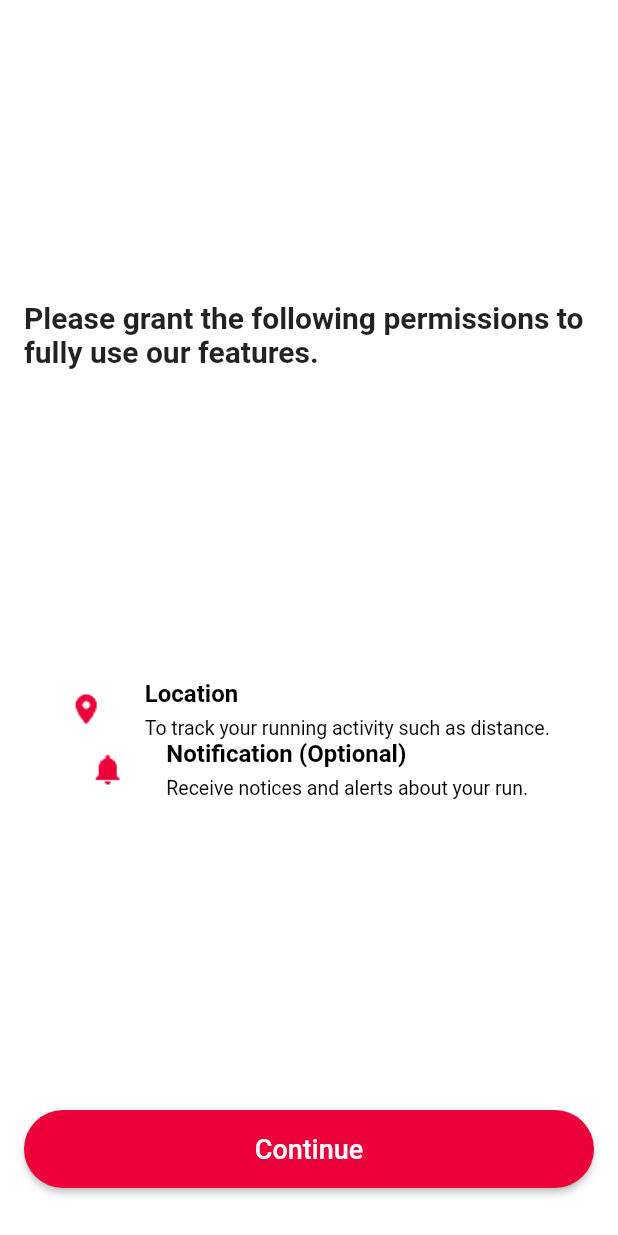
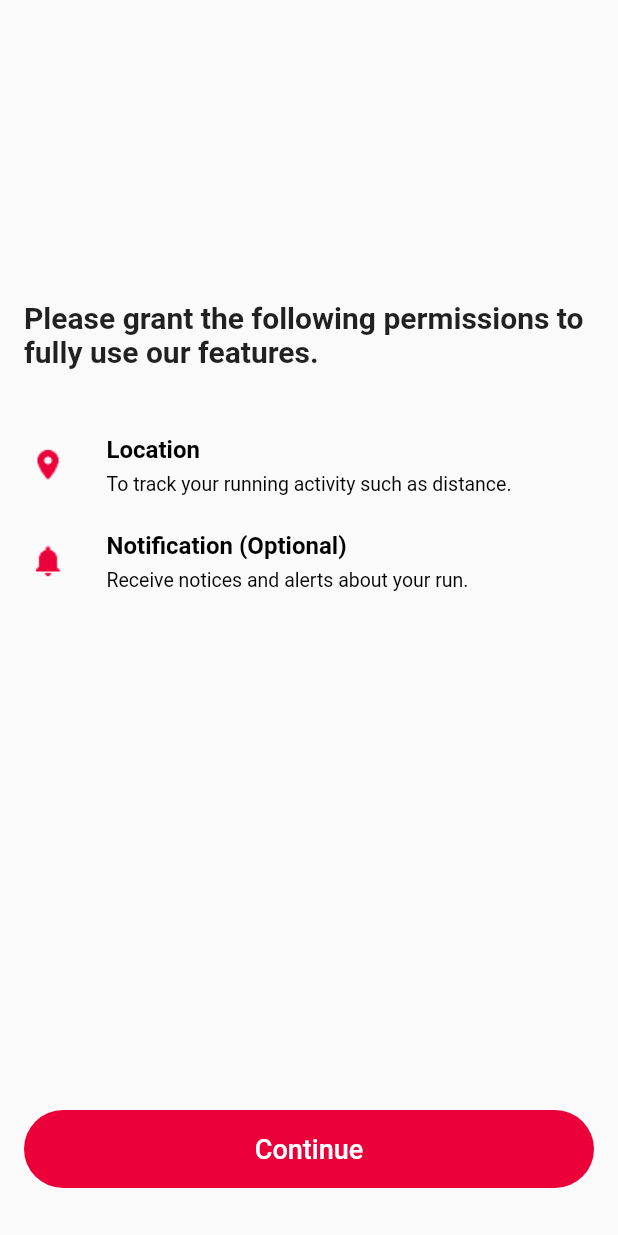
Before and after one commit to JasonHwangBeflex/BeflexFlutterApp, a Flutter app: the GrantPermissionBody widget shown alone on an empty page, opened directly, after a tap on "Continue", on a phone screen of 412 x 824 dp. Run offline on Flutter 3.47's test engine with Material 2 defaults, Android fonts, the phone set to English and light mode, and no system bars.

Commit message:
Add loginSignupPage

```diff
--- a/lib/homeScreen.dart
+++ b/lib/homeScreen.dart
@@ -1,10 +1,17 @@
 import 'dart:ui' as prefix0;
 
+import 'package:flutter/cupertino.dart';
+import 'package:flutter/foundation.dart';
 import 'package:flutter/material.dart';
 
 import 'main.dart';
 
 Color mainBackgroundColor = Colors.white;
+
+enum ButtonTypeEnum {
+  redButton,
+  whiteButton,
+}
 
 class HomeScreen extends StatefulWidget {
   @override
@@ -22,13 +29,37 @@ class _HomeScreenState extends State<HomeScreen> {
 
   @override
   Widget build(BuildContext context) {
-    return new Scaffold(
-      backgroundColor: mainBackgroundColor,
-      body: new Center(
-        child: GrantPermissionBody(context),
+    return new MaterialApp(
+      debugShowCheckedModeBanner: false,
+      color: mainBackgroundColor,
+      home: new Scaffold(
+        body: GrantPermissionBody(context),
       ),
     );
   }
+}
+
+Widget mainContent() {
+  return new Container(
+    child: Flex(
+      direction: Axis.vertical,
+      mainAxisAlignment: MainAxisAlignment.center,
+      crossAxisAlignment: CrossAxisAlignment.center,
+      mainAxisSize: MainAxisSize.max,
+      children: <Widget>[
+        Container(
+          child: Text(
+              'Please grant the following permissions to fully use our features.',
+              style: TextStyle(
+                fontWeight: FontWeight.bold,
+                fontSize: 20,
+              )),
+          margin: EdgeInsets.only(left: 16, right: 16, bottom: 22, top: 200),
+        ),
+        contentBundle(),
+      ],
+    ),
+  );
 }
 
 Widget GrantPermissionBody(BuildContext context) {
@@ -37,51 +68,88 @@ Widget GrantPermissionBody(BuildContext context) {
     mainAxisAlignment: MainAxisAlignment.spaceBetween,
     crossAxisAlignment: CrossAxisAlignment.center,
     children: <Widget>[
+      mainContent(),
       Container(
-        child: Text(
-            'Please grant the following permissions to fully use our features.',
-            style: TextStyle(
-              fontWeight: FontWeight.bold,
-              fontSize: 20,
-            )),
-        margin: EdgeInsets.only(left: 16, right: 16, top: 200),
-      ),
-      contentBundle(),
-      ExtendedButton(context)
+        child: ExtendedButton(context, 'Continue', '/LoginSignup'),
+        margin: EdgeInsets.only(bottom: 32),
+      )
     ],
   );
 }
 
-Widget ExtendedButton(BuildContext context) {
-  void onPressedEvent() {}
+Widget ExtendedButton(BuildContext context, String buttonText, String navPath,
+    [ButtonTypeEnum buttonType]) {
+  void onPressedEvent(navPath) {
+    Navigator.of(context).pushReplacementNamed(navPath);
+  }
+
+  Color buttonColor(buttonType) {
+    switch (buttonType) {
+      case ButtonTypeEnum.redButton:
+        return mainColor;
+      case ButtonTypeEnum.whiteButton:
+        return Colors.white;
+      default:
+        return mainColor;
+    }
+  }
+
+  Color buttonTextColor(buttonType) {
+    switch (buttonType) {
+      case ButtonTypeEnum.redButton:
+        return mainBackgroundColor;
+      case ButtonTypeEnum.whiteButton:
+        return mainColor;
+      default:
+        return mainBackgroundColor;
+    }
+  }
+
+  Color buttonBorderColor(buttonType) {
+    switch (buttonType) {
+      case ButtonTypeEnum.redButton:
+        return Colors.transparent;
+      case ButtonTypeEnum.whiteButton:
+        return mainColor;
+      default:
+        return Colors.transparent;
+    }
+  }
 
   return new Container(
     child: ButtonTheme(
       minWidth: MediaQuery.of(context).size.width - 32,
       height: 52,
-      child: RaisedButton(
-        onPressed: () => onPressedEvent(),
+      child: FlatButton(
+        color: buttonColor(buttonType),
+        onPressed: () => onPressedEvent(navPath),
         child: Text(
-          'Continue',
+          buttonText,
           style: TextStyle(
             fontSize: 18,
-            color: mainBackgroundColor,
+            color: buttonTextColor(buttonType),
           ),
         ),
-        color: mainColor,
         shape: RoundedRectangleBorder(
-            borderRadius: new BorderRadius.circular(50.0)),
+          borderRadius: new BorderRadius.circular(50.0),
+          side: BorderSide(color: buttonBorderColor(buttonType), width: 2),
         ),
       ),
-    margin: EdgeInsets.only(bottom: 32),
+    ),
   );
 }
 
 Widget contentBundle() {
-  return new Flex(
+  return new Container(
+    margin: EdgeInsets.only(
+      left: 20,
+      top: 22,
+    ),
+    child: Flex(
       direction: Axis.vertical,
-    mainAxisAlignment: MainAxisAlignment.start,
-    crossAxisAlignment: CrossAxisAlignment.start,
+      mainAxisAlignment: MainAxisAlignment.center,
+      crossAxisAlignment: CrossAxisAlignment.center,
+      mainAxisSize: MainAxisSize.max,
       children: <Widget>[
         GrantPermissonContent('assets/images/getpermissionpageLocation.png',
             'Location', 'To track your running activity such as distance.'),
@@ -90,14 +158,16 @@ Widget contentBundle() {
             'Notification (Optional)',
             'Receive notices and alerts about your run.'),
       ],
+    ),
   );
 }
 
 Widget GrantPermissonContent(
     String imagePath, String titleText, String contentText) {
-  return new Flex(
+  return new Container(
+    margin: EdgeInsets.only(bottom: 24),
+    child: Flex(
       direction: Axis.horizontal,
-    mainAxisAlignment: MainAxisAlignment.spaceEvenly,
       children: <Widget>[
         Flex(
           direction: Axis.horizontal,
@@ -133,7 +203,8 @@ Widget GrantPermissonContent(
               ),
             )
           ],
-      )
+        ),
       ],
+    ),
   );
 }
--- /dev/null
+++ b/lib/loginSignupPage.dart
@@ -0,0 +1,117 @@
+import 'package:BeflexFlutterApp/main.dart';
+import 'package:flutter/material.dart';
+
+import 'homeScreen.dart';
+
+String assetPath = 'assets/images/';
+
+class LoginSignup extends StatefulWidget {
+  @override
+  _LoginSignupState createState() => _LoginSignupState();
+}
+
+class _LoginSignupState extends State<LoginSignup> {
+  @override
+  Widget build(BuildContext context) {
+    return MaterialApp(
+      debugShowCheckedModeBanner: false,
+      color: mainColor,
+      home: new Scaffold(
+        body: loginSignupBackGround(context),
+      ),
+    );
+  }
+}
+
+Widget loginSignupBackGround(BuildContext context) {
+  return Container(
+      width: MediaQuery.of(context).size.width,
+      height: MediaQuery.of(context).size.height,
+      decoration: new BoxDecoration(
+        image: new DecorationImage(
+            image: new AssetImage(assetPath + 'StartImage.png'),
+            fit: BoxFit.fill),
+      ),
+      child: Stack(
+        children: <Widget>[
+          mainTitle(),
+          bottomButton(context),
+        ],
+      ));
+}
+
+Widget mainTitle() {
+  return Flex(
+    direction: Axis.vertical,
+    mainAxisAlignment: MainAxisAlignment.center,
+    crossAxisAlignment: CrossAxisAlignment.start,
+    children: <Widget>[
+      Stack(
+        children: <Widget>[
+          Container(
+            child: Image(
+              width: 240,
+              fit: BoxFit.cover,
+              image: AssetImage(assetPath + 'initializingpageRunspectlogo.png'),
+            ),
+          ),
+          Container(
+            margin: EdgeInsets.only(left: 35, top: 55),
+            child: Text(
+              'Analyze your running form and injury risk',
+              style: TextStyle(
+                color: fontColor,
+                fontSize: 14,
+              ),
+            ),
+          )
+        ],
+      )
+    ],
+  );
+}
+
+Widget bottomButton(BuildContext context) {
+  return Container(
+      width: MediaQuery.of(context).size.width,
+      height: MediaQuery.of(context).size.height,
+      child: Flex(
+        direction: Axis.vertical,
+        mainAxisAlignment: MainAxisAlignment.end,
+        crossAxisAlignment: CrossAxisAlignment.center,
+        children: <Widget>[
+          Container(
+            width: MediaQuery.of(context).size.width,
+            padding: EdgeInsets.only(top: 18),
+            color: mainBackgroundColor,
+            child: Flex(
+              direction: Axis.vertical,
+              children: <Widget>[
+                Container(
+                  child: ExtendedButton(context, 'Sign Up', ''),
+                  margin: EdgeInsets.only(bottom: 8),
+                ),
+                Container(
+                  child: ExtendedButton(
+                      context, 'Login', '', ButtonTypeEnum.whiteButton),
+                  margin: EdgeInsets.only(bottom: 8),
+                ),
+                Container(
+                  child: InkWell(
+                    child: Text(
+                      'Terms / Privacy Policy',
+                      style: TextStyle(
+                          fontSize: 16,
+                          color: mainColor,
+                          fontWeight: FontWeight.bold),
+                    ),
+                    onTap: () => 'Terms privacy',
+                  ),
+                  margin: EdgeInsets.only(bottom: 33, top: 15),
+                )
+              ],
+            ),
+          )
+        ],
+      ));
+}
--- a/lib/main.dart
+++ b/lib/main.dart
@@ -1,16 +1,19 @@
 import 'dart:async';
 
+import 'package:BeflexFlutterApp/loginSignupPage.dart';
 import 'package:flutter/material.dart';
 import 'package:BeflexFlutterApp/homeScreen.dart';
 
 Color mainColor = Color.fromRGBO(236, 0, 58, 1);
+Color fontColor = Colors.white;
 
 void main() {
   runApp(new MaterialApp(
     debugShowCheckedModeBanner: false,
     home: new SplashScreen(),
     routes: <String, WidgetBuilder>{
-      '/HomeScreen': (BuildContext context) => new HomeScreen()
+      '/HomeScreen': (BuildContext context) => new HomeScreen(),
+      '/LoginSignup': (BuildContext context) => new LoginSignup()
     },
   ));
 }
```
Also changed, not shown: assets/images/2.0x/StartImage.png (added), assets/images/3.0x/StartImage.png (added), assets/images/StartImage.png (added), 51 other files. Lines whose indentation alone changed are shown as unchanged.
